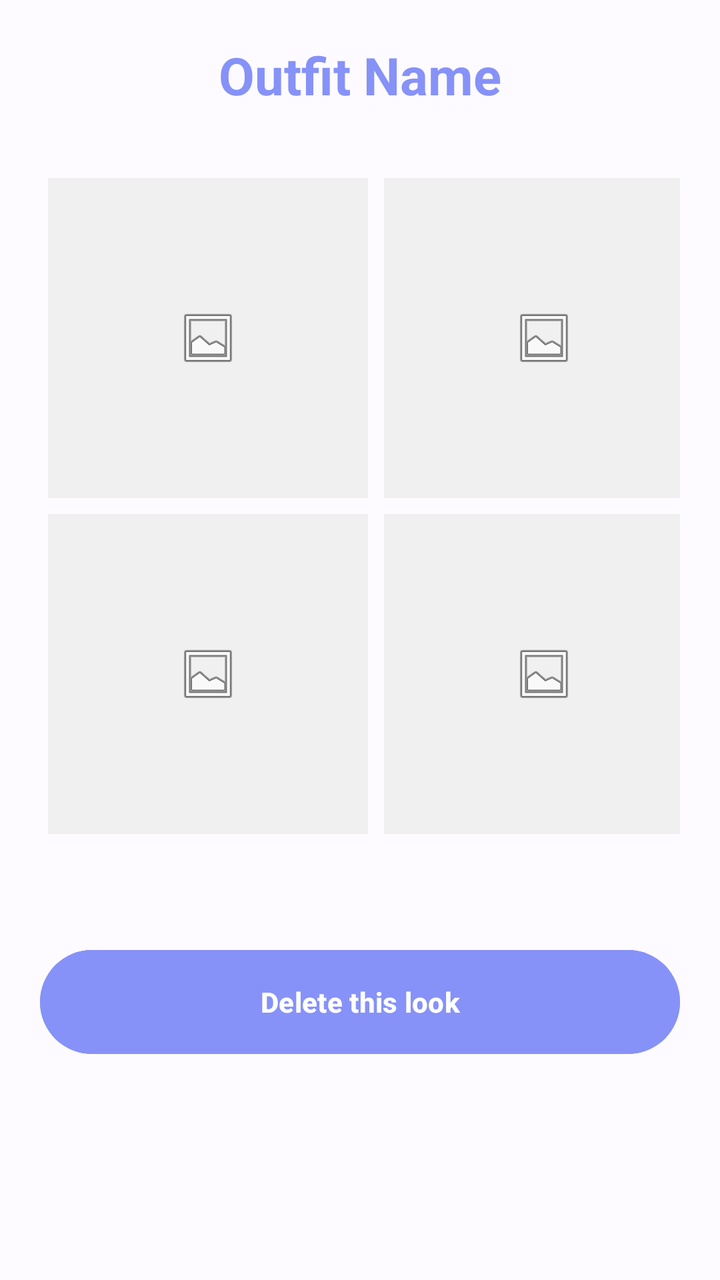
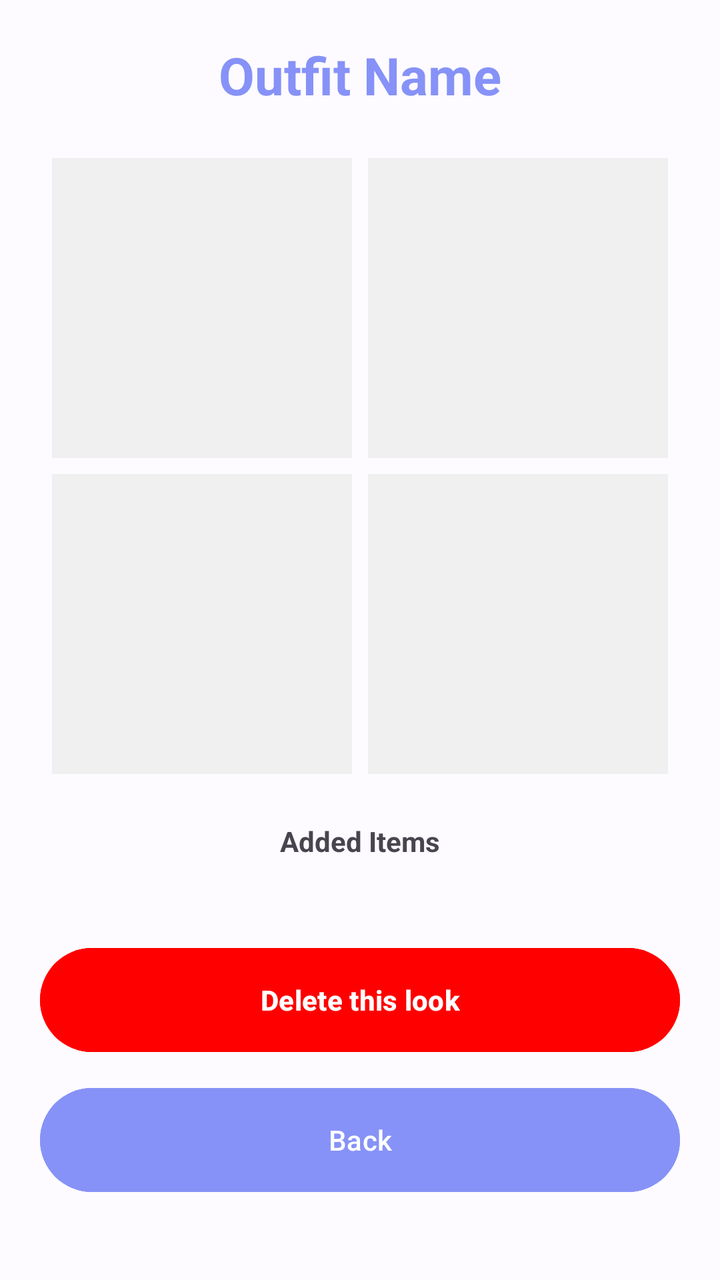

Compare the two renders of this Android layout. The source of the first and the diff that turns it into the second are given below.
<!-- AndroidManifest.xml: application theme Theme.Login -->
<!-- res/layout/activity_look_detail.xml -->
<?xml version="1.0" encoding="utf-8"?>
<LinearLayout xmlns:android="http://schemas.android.com/apk/res/android"
    android:layout_width="match_parent"
    android:layout_height="match_parent"
    android:orientation="vertical"
    android:padding="20dp"
    android:gravity="center_horizontal"
    android:background="#FDFBFF">

    <TextView
        android:id="@+id/tvDetailName"
        android:layout_width="wrap_content"
        android:layout_height="wrap_content"
        android:text="Outfit Name"
        android:textSize="26sp"
        android:textStyle="bold"
        android:textColor="@color/purpule"
        android:layout_marginBottom="30dp"/>

    <GridLayout
        android:layout_width="wrap_content"
        android:layout_height="wrap_content"
        android:columnCount="2"
        android:rowCount="2"
        android:alignmentMode="alignMargins"
        android:useDefaultMargins="true">

        <ImageView
            android:id="@+id/imgDetailDress"
            android:layout_width="160dp"
            android:layout_height="160dp"
            android:background="#F0F0F0"
            android:padding="10dp"
            android:scaleType="centerInside"
            android:src="@android:drawable/ic_menu_gallery" />

        <ImageView
            android:id="@+id/imgDetailJacket"
            android:layout_width="160dp"
            android:layout_height="160dp"
            android:background="#F0F0F0"
            android:padding="10dp"
            android:scaleType="centerInside"
            android:src="@android:drawable/ic_menu_gallery" />

        <ImageView
            android:id="@+id/imgDetailPants"
            android:layout_width="160dp"
            android:layout_height="160dp"
            android:background="#F0F0F0"
            android:padding="10dp"
            android:scaleType="centerInside"
            android:src="@android:drawable/ic_menu_gallery" />

        <ImageView
            android:id="@+id/imgDetailShoes"
            android:layout_width="160dp"
            android:layout_height="160dp"
            android:background="#F0F0F0"
            android:padding="10dp"
            android:scaleType="centerInside"
            android:src="@android:drawable/ic_menu_gallery" />

    </GridLayout>

    <Button
        android:id="@+id/btnBack"
        android:layout_width="match_parent"
        android:layout_height="60dp"
        android:layout_marginTop="50dp"
        android:text="Delete this look"
        android:backgroundTint="@color/purpule"
        android:textColor="@android:color/white"
        android:textStyle="bold" />

</LinearLayout>
<!-- resources referenced by this layout -->
<resources>
  <color name="purpule">#8692f7</color>
  <style name="Theme.Login" parent="Base.Theme.Login" />
  <style name="Base.Theme.Login" parent="Theme.Material3.DayNight.NoActionBar">
          <item name="colorPrimary">@color/purpule</item>
          
          
      </style>
</resources>

<!-- the commit's change to res/layout/activity_look_detail.xml (unified diff, before → after) -->
@@ -1,76 +1,76 @@
 <?xml version="1.0" encoding="utf-8"?>
-<LinearLayout xmlns:android="http://schemas.android.com/apk/res/android"
+<ScrollView xmlns:android="http://schemas.android.com/apk/res/android"
     android:layout_width="match_parent"
     android:layout_height="match_parent"
-    android:orientation="vertical"
-    android:padding="20dp"
-    android:gravity="center_horizontal"
     android:background="#FDFBFF">
 
-    <TextView
-        android:id="@+id/tvDetailName"
-        android:layout_width="wrap_content"
+    <LinearLayout
+        android:layout_width="match_parent"
         android:layout_height="wrap_content"
-        android:text="Outfit Name"
-        android:textSize="26sp"
-        android:textStyle="bold"
-        android:textColor="@color/purpule"
-        android:layout_marginBottom="30dp"/>
+        android:orientation="vertical"
+        android:padding="20dp"
+        android:gravity="center_horizontal">
 
-    <GridLayout
-        android:layout_width="wrap_content"
-        android:layout_height="wrap_content"
-        android:columnCount="2"
-        android:rowCount="2"
-        android:alignmentMode="alignMargins"
-        android:useDefaultMargins="true">
+        <TextView
+            android:id="@+id/tvDetailName"
+            android:layout_width="wrap_content"
+            android:layout_height="wrap_content"
+            android:text="Outfit Name"
+            android:textSize="26sp"
+            android:textStyle="bold"
+            android:textColor="@color/purpule"
+            android:layout_marginBottom="20dp"/>
 
-        <ImageView
-            android:id="@+id/imgDetailDress"
-            android:layout_width="160dp"
-            android:layout_height="160dp"
-            android:background="#F0F0F0"
-            android:padding="10dp"
-            android:scaleType="centerInside"
-            android:src="@android:drawable/ic_menu_gallery" />
+        <GridLayout
+            android:layout_width="wrap_content"
+            android:layout_height="wrap_content"
+            android:columnCount="2"
+            android:rowCount="2"
+            android:alignmentMode="alignMargins"
+            android:useDefaultMargins="true">
 
-        <ImageView
-            android:id="@+id/imgDetailJacket"
-            android:layout_width="160dp"
-            android:layout_height="160dp"
-            android:background="#F0F0F0"
-            android:padding="10dp"
-            android:scaleType="centerInside"
-            android:src="@android:drawable/ic_menu_gallery" />
+            <ImageView android:id="@+id/imgDetailDress" android:layout_width="150dp" android:layout_height="150dp" android:background="#F0F0F0" android:padding="10dp" android:scaleType="centerInside" />
+            <ImageView android:id="@+id/imgDetailJacket" android:layout_width="150dp" android:layout_height="150dp" android:background="#F0F0F0" android:padding="10dp" android:scaleType="centerInside" />
+            <ImageView android:id="@+id/imgDetailPants" android:layout_width="150dp" android:layout_height="150dp" android:background="#F0F0F0" android:padding="10dp" android:scaleType="centerInside" />
+            <ImageView android:id="@+id/imgDetailShoes" android:layout_width="150dp" android:layout_height="150dp" android:background="#F0F0F0" android:padding="10dp" android:scaleType="centerInside" />
+        </GridLayout>
 
-        <ImageView
-            android:id="@+id/imgDetailPants"
-            android:layout_width="160dp"
-            android:layout_height="160dp"
-            android:background="#F0F0F0"
-            android:padding="10dp"
-            android:scaleType="centerInside"
-            android:src="@android:drawable/ic_menu_gallery" />
+        <TextView
+            android:layout_width="wrap_content"
+            android:layout_height="wrap_content"
+            android:text="Added Items"
+            android:textStyle="bold"
+            android:layout_marginTop="20dp" />
 
-        <ImageView
-            android:id="@+id/imgDetailShoes"
-            android:layout_width="160dp"
-            android:layout_height="160dp"
-            android:background="#F0F0F0"
-            android:padding="10dp"
-            android:scaleType="centerInside"
-            android:src="@android:drawable/ic_menu_gallery" />
+        <HorizontalScrollView
+            android:layout_width="match_parent"
+            android:layout_height="wrap_content"
+            android:layout_marginTop="10dp">
+            <LinearLayout
+                android:id="@+id/addedItemsContainer"
+                android:layout_width="wrap_content"
+                android:layout_height="wrap_content"
+                android:orientation="horizontal" />
+        </HorizontalScrollView>
 
-    </GridLayout>
+        <Button
+            android:id="@+id/btnDeleteLook"
+            android:layout_width="match_parent"
+            android:layout_height="60dp"
+            android:layout_marginTop="30dp"
+            android:text="Delete this look"
+            android:backgroundTint="#FF0000"
+            android:textColor="@android:color/white"
+            android:textStyle="bold" />
 
-    <Button
-        android:id="@+id/btnBack"
-        android:layout_width="match_parent"
-        android:layout_height="60dp"
-        android:layout_marginTop="50dp"
-        android:text="Delete this look"
-        android:backgroundTint="@color/purpule"
-        android:textColor="@android:color/white"
-        android:textStyle="bold" />
+        <Button
+            android:id="@+id/btnBack"
+            android:layout_width="match_parent"
+            android:layout_height="60dp"
+            android:layout_marginTop="10dp"
+            android:text="Back"
+            android:backgroundTint="@color/purpule"
+            android:textColor="@android:color/white" />
 
-</LinearLayout>
+    </LinearLayout>
+</ScrollView>
